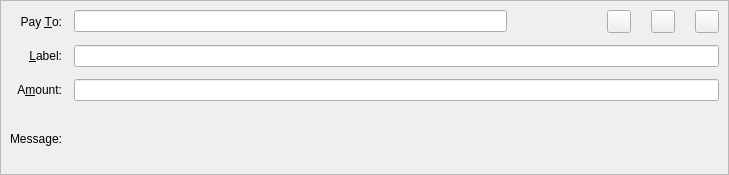
Above: src/qt/forms/sendcoinsentry.ui from SHTDJ/Bulwark before the change. Below: the same form after it.
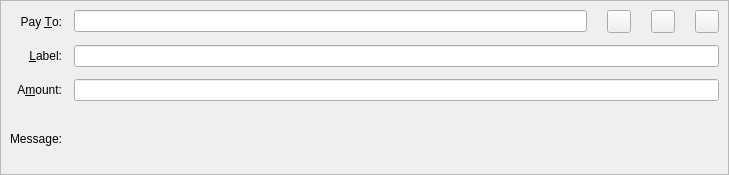
That is the form after the change. Icons and pictures are not drawn. Custom widgets are drawn as their Qt base class.

What changed in the file:
```diff
--- a/src/qt/forms/sendcoinsentry.ui
+++ b/src/qt/forms/sendcoinsentry.ui
@@ -130,7 +130,7 @@
         </property>
         <property name="sizeHint" stdset="0">
          <size>
-          <width>100</width>
+          <width>20</width>
           <height>20</height>
          </size>
         </property>
```
